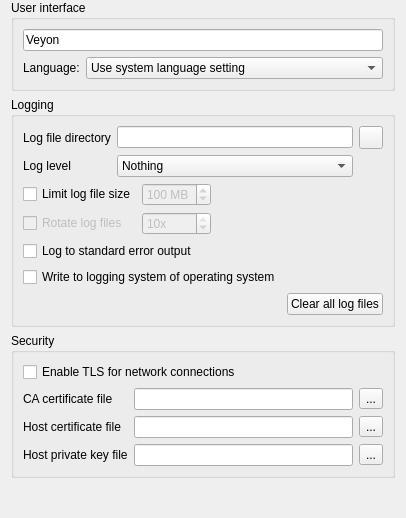
Old version of the form configurator/src/GeneralConfigurationPage.ui in the repository veyon/veyon.
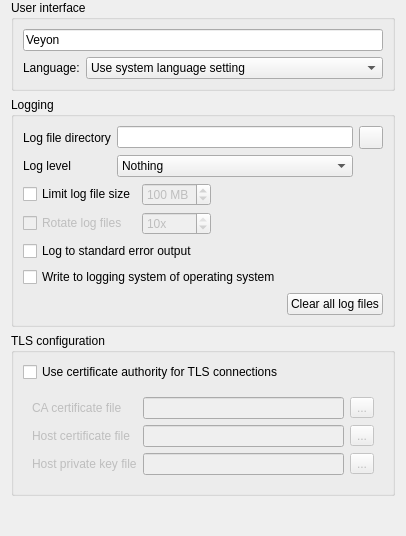
New version of the form. Icons and pictures are not drawn.

Commit message: Fall back to self-signed host certificate for TLS

```diff
--- a/configurator/src/GeneralConfigurationPage.ui
+++ b/configurator/src/GeneralConfigurationPage.ui
@@ -242,78 +242,87 @@
    <item>
     <widget class="QGroupBox" name="securityGroupBox">
      <property name="title">
-      <string>Security</string>
+      <string>TLS configuration</string>
      </property>
-     <layout class="QGridLayout" name="gridLayout_3" columnstretch="0,0,0">
-      <item row="2" column="0">
-       <widget class="QLabel" name="label_6">
+     <layout class="QVBoxLayout" name="verticalLayout_3">
+      <item>
+       <widget class="QCheckBox" name="tlsUseCertificateAuthority">
         <property name="text">
-         <string>Host certificate file</string>
+         <string>Use certificate authority for TLS connections</string>
         </property>
        </widget>
       </item>
-      <item row="3" column="2">
-       <widget class="QToolButton" name="browseTlsHostPrivateKeyFile">
-        <property name="text">
-         <string>...</string>
+      <item>
+       <widget class="QWidget" name="tlsCaFiles" native="true">
+        <property name="enabled">
+         <bool>false</bool>
         </property>
-        <property name="icon">
-         <iconset resource="../../core/resources/core.qrc">
-          <normaloff>:/core/document-open.png</normaloff>:/core/document-open.png</iconset>
-        </property>
-       </widget>
-      </item>
-      <item row="1" column="0">
+        <layout class="QGridLayout" name="gridLayout_2">
+         <item row="0" column="0">
        <widget class="QLabel" name="label_7">
         <property name="text">
          <string>CA certificate file</string>
         </property>
        </widget>
       </item>
-      <item row="1" column="1">
+         <item row="0" column="1">
        <widget class="QLineEdit" name="tlsCaCertificateFile"/>
       </item>
-      <item row="0" column="0" colspan="3">
-       <widget class="QCheckBox" name="tlsEnabled">
+         <item row="0" column="2">
+          <widget class="QToolButton" name="browseTlsCaCertificateFile">
         <property name="text">
-         <string>Enable TLS for network connections</string>
-        </property>
-       </widget>
-      </item>
-      <item row="3" column="0">
+            <string>...</string>
+           </property>
+           <property name="icon">
+            <iconset resource="../../core/resources/core.qrc">
+             <normaloff>:/core/document-open.png</normaloff>:/core/document-open.png</iconset>
+           </property>
+          </widget>
+         </item>
+         <item row="1" column="0">
+          <widget class="QLabel" name="label_6">
+           <property name="text">
+            <string>Host certificate file</string>
+           </property>
+          </widget>
+         </item>
+         <item row="1" column="1">
+          <widget class="QLineEdit" name="tlsHostCertificateFile"/>
+         </item>
+         <item row="1" column="2">
+          <widget class="QToolButton" name="browseTlsHostCertificateFile">
+           <property name="text">
+            <string>...</string>
+           </property>
+           <property name="icon">
+            <iconset resource="../../core/resources/core.qrc">
+             <normaloff>:/core/document-open.png</normaloff>:/core/document-open.png</iconset>
+           </property>
+          </widget>
+         </item>
+         <item row="2" column="0">
        <widget class="QLabel" name="label_5">
         <property name="text">
          <string>Host private key file</string>
         </property>
        </widget>
       </item>
-      <item row="2" column="2">
-       <widget class="QToolButton" name="browseTlsHostCertificateFile">
-        <property name="text">
-         <string>...</string>
-        </property>
-        <property name="icon">
-         <iconset resource="../../core/resources/core.qrc">
-          <normaloff>:/core/document-open.png</normaloff>:/core/document-open.png</iconset>
-        </property>
-       </widget>
-      </item>
-      <item row="1" column="2">
-       <widget class="QToolButton" name="browseTlsCaCertificateFile">
-        <property name="text">
-         <string>...</string>
-        </property>
-        <property name="icon">
-         <iconset resource="../../core/resources/core.qrc">
-          <normaloff>:/core/document-open.png</normaloff>:/core/document-open.png</iconset>
-        </property>
-       </widget>
-      </item>
-      <item row="3" column="1">
-       <widget class="QLineEdit" name="tlsHostPrivateKeyFile"/>
-      </item>
       <item row="2" column="1">
-       <widget class="QLineEdit" name="tlsHostCertificateFile"/>
+          <widget class="QLineEdit" name="tlsHostPrivateKeyFile"/>
+         </item>
+         <item row="2" column="2">
+          <widget class="QToolButton" name="browseTlsHostPrivateKeyFile">
+           <property name="text">
+            <string>...</string>
+           </property>
+           <property name="icon">
+            <iconset resource="../../core/resources/core.qrc">
+             <normaloff>:/core/document-open.png</normaloff>:/core/document-open.png</iconset>
+           </property>
+          </widget>
+         </item>
+        </layout>
+       </widget>
       </item>
      </layout>
     </widget>
```
Left out of the diff: 20 changed lines with no effect on the pictures. Lines whose indentation alone changed are shown as unchanged. The commit also changes 8 other files.
